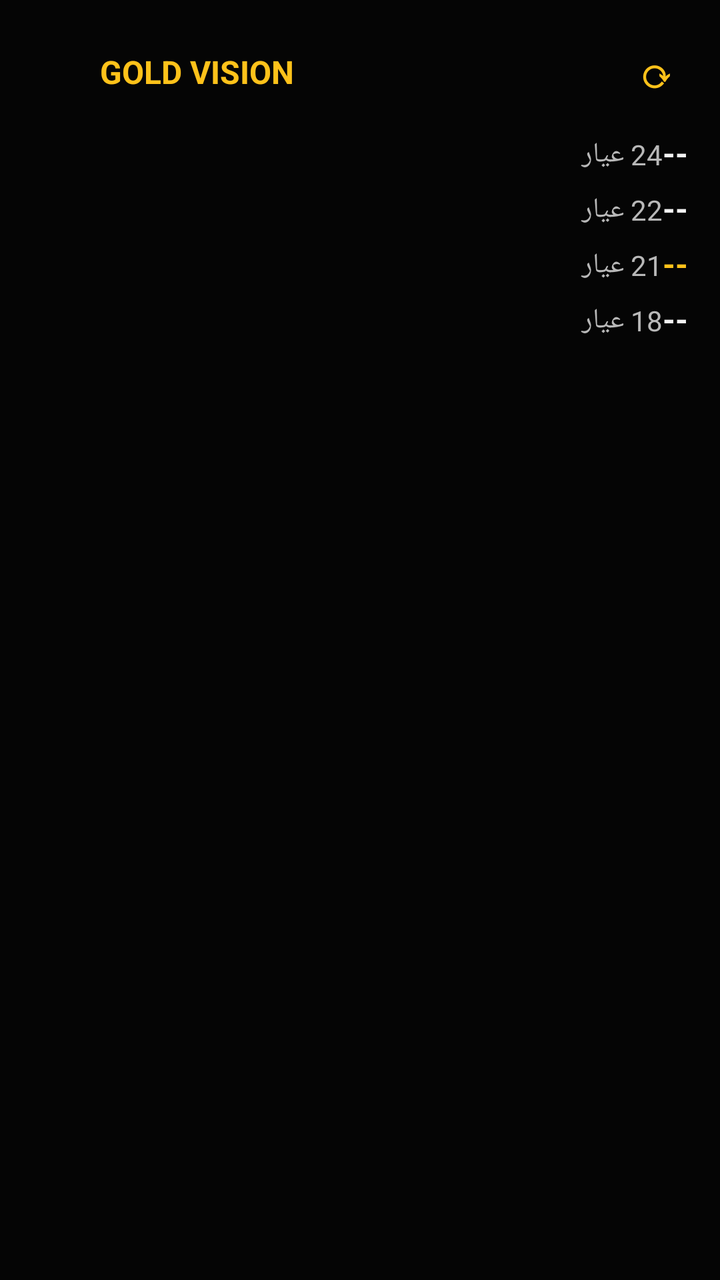
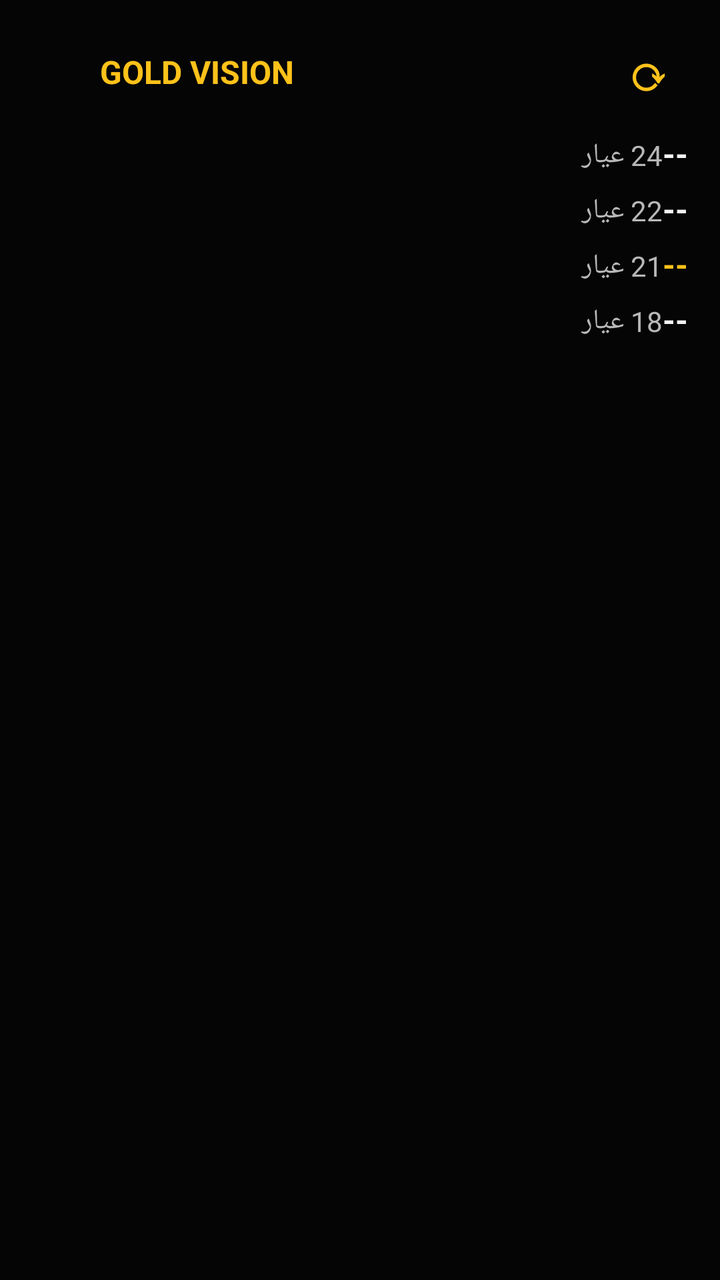

Compare the two renders of this Android layout. The source of the first and the diff that turns it into the second are given below.
<!-- AndroidManifest.xml: application theme Theme.GoldVision -->
<!-- res/layout/gold_price_widget.xml -->
<?xml version="1.0" encoding="utf-8"?>
<LinearLayout xmlns:android="http://schemas.android.com/apk/res/android"
    android:id="@+id/widget_root"
    android:layout_width="match_parent"
    android:layout_height="match_parent"
    android:orientation="vertical"
    android:background="@color/ic_launcher_background"
    android:padding="16dp">

    <LinearLayout
        android:layout_width="match_parent"
        android:layout_height="wrap_content"
        android:orientation="horizontal"
        android:gravity="center_vertical">
        <ImageView
            android:id="@+id/widget_logo"
            android:layout_width="26dp"
            android:layout_height="26dp"
            android:layout_marginEnd="8dp"
            android:src="@mipmap/ic_launcher"
            android:contentDescription="@null" />
        <TextView
            android:id="@+id/widget_title"
            android:layout_width="0dp"
            android:layout_height="wrap_content"
            android:layout_weight="1"
            android:text="GOLD VISION"
            android:textColor="@color/widget_gold"
            android:textSize="16sp"
            android:textStyle="bold" />
        
        <TextView
            android:id="@+id/widget_refresh"
            android:layout_width="wrap_content"
            android:layout_height="wrap_content"
            android:padding="6dp"
            android:text="⟳"
            android:textColor="@color/widget_gold"
            android:textSize="20sp"
            android:textStyle="bold" />
    </LinearLayout>

    <LinearLayout
        android:layout_width="match_parent"
        android:layout_height="wrap_content"
        android:layout_marginTop="10dp"
        android:orientation="horizontal">
        <TextView
            android:id="@+id/widget_label_24"
            android:layout_width="0dp"
            android:layout_height="wrap_content"
            android:layout_weight="1"
            android:text="24 عيار"
            android:textColor="#B8B8B8"
            android:textSize="14sp" />
        <TextView
            android:id="@+id/widget_price_24"
            android:layout_width="wrap_content"
            android:layout_height="wrap_content"
            android:text="--"
            android:textColor="#F4F4F4"
            android:textSize="16sp"
            android:textStyle="bold" />
    </LinearLayout>

    <LinearLayout
        android:layout_width="match_parent"
        android:layout_height="wrap_content"
        android:layout_marginTop="6dp"
        android:orientation="horizontal">
        <TextView
            android:id="@+id/widget_label_22"
            android:layout_width="0dp"
            android:layout_height="wrap_content"
            android:layout_weight="1"
            android:text="22 عيار"
            android:textColor="#B8B8B8"
            android:textSize="14sp" />
        <TextView
            android:id="@+id/widget_price_22"
            android:layout_width="wrap_content"
            android:layout_height="wrap_content"
            android:text="--"
            android:textColor="#F4F4F4"
            android:textSize="16sp"
            android:textStyle="bold" />
    </LinearLayout>

    <LinearLayout
        android:layout_width="match_parent"
        android:layout_height="wrap_content"
        android:layout_marginTop="6dp"
        android:orientation="horizontal">
        <TextView
            android:id="@+id/widget_label_21"
            android:layout_width="0dp"
            android:layout_height="wrap_content"
            android:layout_weight="1"
            android:text="21 عيار"
            android:textColor="#B8B8B8"
            android:textSize="14sp" />
        <TextView
            android:id="@+id/widget_price_21"
            android:layout_width="wrap_content"
            android:layout_height="wrap_content"
            android:text="--"
            android:textColor="@color/widget_gold"
            android:textSize="16sp"
            android:textStyle="bold" />
    </LinearLayout>

    <LinearLayout
        android:layout_width="match_parent"
        android:layout_height="wrap_content"
        android:layout_marginTop="6dp"
        android:orientation="horizontal">
        <TextView
            android:id="@+id/widget_label_18"
            android:layout_width="0dp"
            android:layout_height="wrap_content"
            android:layout_weight="1"
            android:text="18 عيار"
            android:textColor="#B8B8B8"
            android:textSize="14sp" />
        <TextView
            android:id="@+id/widget_price_18"
            android:layout_width="wrap_content"
            android:layout_height="wrap_content"
            android:text="--"
            android:textColor="#F4F4F4"
            android:textSize="16sp"
            android:textStyle="bold" />
    </LinearLayout>

    <TextView
        android:id="@+id/widget_updated_at"
        android:layout_width="match_parent"
        android:layout_height="wrap_content"
        android:layout_marginTop="10dp"
        android:text=""
        android:textColor="#777777"
        android:textSize="10sp" />

</LinearLayout>
<!-- resources referenced by this layout -->
<resources>
  <color name="ic_launcher_background">#050505</color>
  <color name="widget_gold">#FFC21A</color>
  <!-- mipmap ic_launcher (mipmap-anydpi-v26) -->
  <?xml version="1.0" encoding="utf-8"?>
  <adaptive-icon xmlns:android="http://schemas.android.com/apk/res/android">
      <background android:drawable="@color/ic_launcher_background"/>
      <foreground android:drawable="@mipmap/ic_launcher_foreground"/>
  </adaptive-icon>
  <style name="Theme.GoldVision" parent="android:Theme.Material.NoActionBar">
          <item name="android:windowBackground">@android:color/black</item>
          <item name="android:statusBarColor">@android:color/black</item>
          <item name="android:navigationBarColor">@android:color/black</item>
      </style>
</resources>

<!-- the commit's change to res/layout/gold_price_widget.xml (unified diff, before → after) -->
@@ -31,12 +31,12 @@
         
         <TextView
             android:id="@+id/widget_refresh"
-            android:layout_width="wrap_content"
-            android:layout_height="wrap_content"
-            android:padding="6dp"
+            android:layout_width="40dp"
+            android:layout_height="40dp"
+            android:gravity="center"
             android:text="⟳"
             android:textColor="@color/widget_gold"
-            android:textSize="20sp"
+            android:textSize="24sp"
             android:textStyle="bold" />
     </LinearLayout>
 
